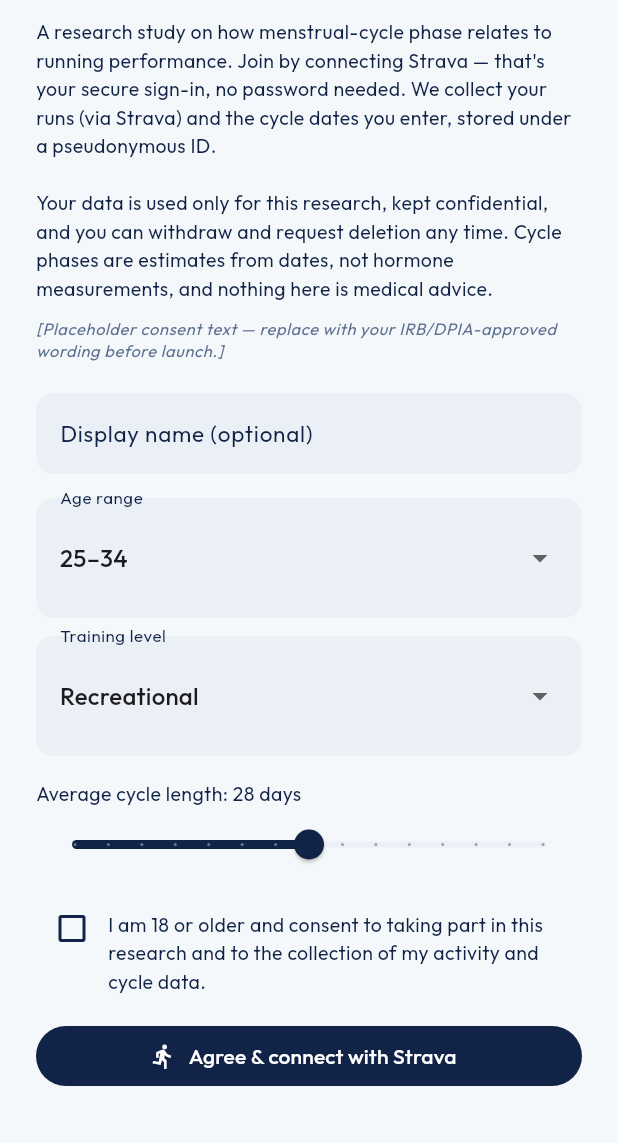
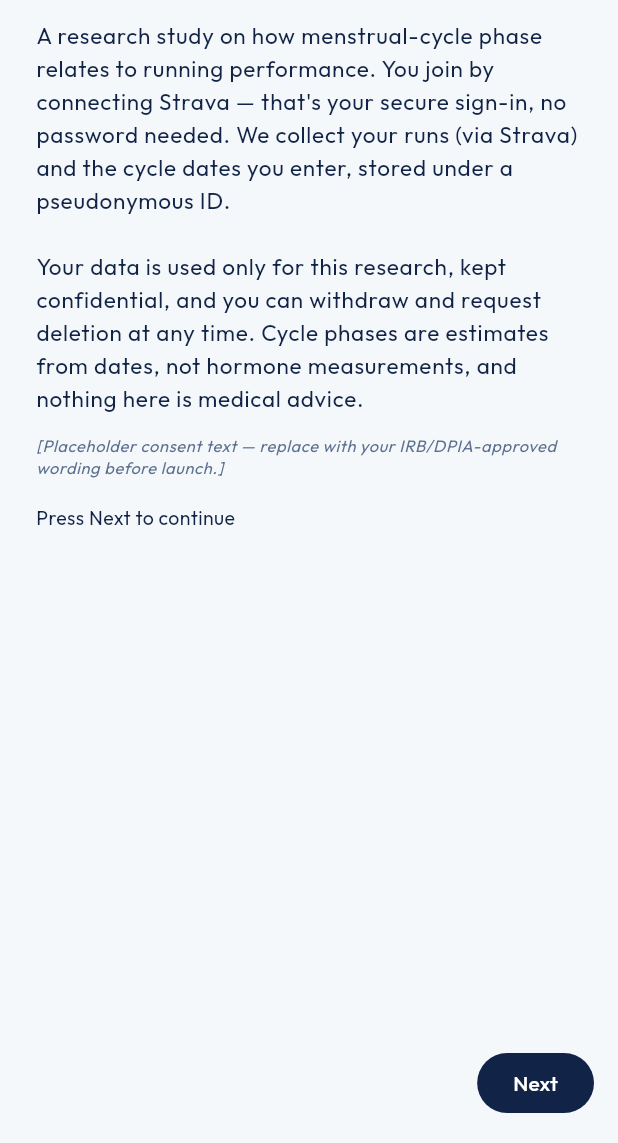
Before and after one commit to CWBC779/soma_connect, a Flutter app: the screen it shows after launch, on a phone screen of 412 x 824 dp, the part 93-1236 px from its top. Run offline on Flutter 3.47's test engine with Material 3 defaults, Android fonts, the phone set to English and light mode, and no system bars; our stand-ins replace fl_chart, google_fonts, shared_preferences, supabase_flutter; accounts and stored records are empty.

Commit message:
Multi-step start-up, 'all set' screen, and a dedicated Cycle page
- welcome_screen: restored multi-step format (intro w/ descriptions+disclaimers
  -> about you -> consent w/ 18+ tick + Connect with Strava). Removed cycle
  length from onboarding.
- 'You're all set' screen restored after first connect (personalised message),
  shown once (seen_setup_done pref).
- New cycle_screen: 'Log period start' + average-cycle-length control + a month
  calendar shading each day by run distance (activity heatmap), period-start
  days ringed. Reachable from the dashboard cycle card and the setup card.
- run_repository: track all period-start dates, dailyKm() heatmap helper,
  logPeriodStart + setCycleLength.

On branch cycle-page; CI-checked before cutover.

Co-Authored-By: Claude Fable 5 <noreply@anthropic.com>

```diff
--- a/lib/screens/setup_done_screen.dart
+++ b/lib/screens/setup_done_screen.dart
@@ -19,9 +19,13 @@ class SetupDoneScreen extends StatelessWidget {
               const SizedBox(height: 16),
               Text('You\'re all set!', style: Theme.of(context).textTheme.displayMedium),
               const SizedBox(height: 8),
-              Text('Welcome to your dashboard — let\'s explore your data.', style: Theme.of(context).textTheme.bodyLarge),
+              Text(
+                'Thanks — we\'ve personalised your dashboard from what you told us. Your runs will sync automatically from Strava.',
+                textAlign: TextAlign.center,
+                style: Theme.of(context).textTheme.bodyLarge,
+              ),
               const SizedBox(height: 20),
-              ElevatedButton(onPressed: onContinue, child: const Text('Go to dashboard')),
+              FilledButton(onPressed: onContinue, child: const Text('Go to dashboard')),
             ],
           ),
         ),
--- a/lib/screens/welcome_screen.dart
+++ b/lib/screens/welcome_screen.dart
@@ -5,9 +5,8 @@ import '../themes/app_theme.dart';
 
 const consentVersion = 'v1';
 
-/// First screen for a new participant: study info + consent + "Connect with
-/// Strava". Connecting Strava IS the sign-in — no email/password. Consent +
-/// demographics are saved locally and sent to the backend on connect.
+/// Multi-step start-up: intro → about you → consent + Connect with Strava.
+/// Connecting Strava IS the sign-in. Cycle is set later on the Cycle page.
 class WelcomeScreen extends StatefulWidget {
   const WelcomeScreen({super.key});
 
@@ -16,21 +15,28 @@ class WelcomeScreen extends StatefulWidget {
 }
 
 class _WelcomeScreenState extends State<WelcomeScreen> {
+  final _pageController = PageController();
   final _nameController = TextEditingController();
+  int _page = 0;
   bool _consent = false;
   bool _busy = false;
   String _ageRange = '25–34';
   String _trainingLevel = 'Recreational';
-  int _cycleLength = 28;
 
   static const _ageRanges = ['Under 18', '18–24', '25–34', '35–44', '45+'];
   static const _levels = ['Beginner', 'Recreational', 'Competitive', 'Elite'];
 
   @override
   void dispose() {
+    _pageController.dispose();
     _nameController.dispose();
     super.dispose();
   }
+
+  void _next() => _pageController.nextPage(
+      duration: const Duration(milliseconds: 350), curve: Curves.easeOut);
+  void _back() => _pageController.previousPage(
+      duration: const Duration(milliseconds: 300), curve: Curves.easeOut);
 
   Future<void> _connect() async {
     if (!_consent) {
@@ -50,9 +56,8 @@ class _WelcomeScreenState extends State<WelcomeScreen> {
     await prefs.setBool('pending_consent', true);
     await prefs.setString('pending_age_range', _ageRange);
     await prefs.setString('pending_training_level', _trainingLevel);
-    await prefs.setInt('pending_cycle_length', _cycleLength);
     await prefs.setString('profile_name', _nameController.text.trim());
-    // Full-page redirect to Strava; we return here with ?code and sign in.
+    await prefs.setBool('seen_setup_done', false);
     await StravaService.instance.beginAuthorization();
   }
 
@@ -61,7 +66,40 @@ class _WelcomeScreenState extends State<WelcomeScreen> {
     return Scaffold(
       backgroundColor: FemoraTheme.background,
       body: SafeArea(
-        child: ListView(
+        child: Column(
+          children: [
+            Expanded(
+              child: PageView(
+                controller: _pageController,
+                onPageChanged: (i) => setState(() => _page = i),
+                children: [
+                  _intro(context),
+                  _aboutYou(context),
+                  _consentPage(context),
+                ],
+              ),
+            ),
+            Padding(
+              padding: const EdgeInsets.all(16),
+              child: Row(
+                children: [
+                  if (_page > 0)
+                    TextButton(onPressed: _back, child: const Text('Back')),
+                  const Spacer(),
+                  if (_page < 2)
+                    FilledButton(
+                        onPressed: _next, child: const Text('Next')),
+                ],
+              ),
+            ),
+          ],
+        ),
+      ),
+    );
+  }
+
+  Widget _intro(BuildContext context) {
+    return ListView(
       padding: const EdgeInsets.all(24),
       children: [
         const SizedBox(height: 8),
@@ -69,11 +107,11 @@ class _WelcomeScreenState extends State<WelcomeScreen> {
             style: Theme.of(context).textTheme.displayMedium),
         const SizedBox(height: 12),
         Text(
-              'A research study on how menstrual-cycle phase relates to running performance. Join by connecting Strava — that\'s your secure sign-in, no password needed. We collect your runs (via Strava) and the cycle dates you enter, stored under a pseudonymous ID.\n\n'
-              'Your data is used only for this research, kept confidential, and you can withdraw and request deletion any time. Cycle phases are estimates from dates, not hormone measurements, and nothing here is medical advice.',
-              style: Theme.of(context).textTheme.bodyMedium,
+          'A research study on how menstrual-cycle phase relates to running performance. You join by connecting Strava — that\'s your secure sign-in, no password needed. We collect your runs (via Strava) and the cycle dates you enter, stored under a pseudonymous ID.\n\n'
+          'Your data is used only for this research, kept confidential, and you can withdraw and request deletion at any time. Cycle phases are estimates from dates, not hormone measurements, and nothing here is medical advice.',
+          style: Theme.of(context).textTheme.bodyLarge,
         ),
-            const SizedBox(height: 10),
+        const SizedBox(height: 14),
         Text(
           '[Placeholder consent text — replace with your IRB/DPIA-approved wording before launch.]',
           style: Theme.of(context)
@@ -81,6 +119,22 @@ class _WelcomeScreenState extends State<WelcomeScreen> {
               .bodySmall
               ?.copyWith(fontStyle: FontStyle.italic),
         ),
+        const SizedBox(height: 16),
+        Text('Press Next to continue',
+            style: Theme.of(context).textTheme.bodyMedium),
+      ],
+    );
+  }
+
+  Widget _aboutYou(BuildContext context) {
+    return ListView(
+      padding: const EdgeInsets.all(24),
+      children: [
+        const SizedBox(height: 8),
+        Text('About you', style: Theme.of(context).textTheme.displaySmall),
+        const SizedBox(height: 6),
+        Text('This helps us personalise your dashboard.',
+            style: Theme.of(context).textTheme.bodySmall),
         const SizedBox(height: 20),
         TextField(
           controller: _nameController,
@@ -100,18 +154,22 @@ class _WelcomeScreenState extends State<WelcomeScreen> {
         const SizedBox(height: 12),
         _dropdown('Training level', _trainingLevel, _levels,
             (v) => setState(() => _trainingLevel = v)),
+      ],
+    );
+  }
+
+  Widget _consentPage(BuildContext context) {
+    return ListView(
+      padding: const EdgeInsets.all(24),
+      children: [
+        const SizedBox(height: 8),
+        Text('Consent', style: Theme.of(context).textTheme.displayMedium),
+        const SizedBox(height: 12),
+        Text(
+          'By joining you agree to take part in this research and to the collection of your activity and cycle data, as described. You can withdraw any time.',
+          style: Theme.of(context).textTheme.bodyMedium,
+        ),
         const SizedBox(height: 16),
-            Text('Average cycle length: $_cycleLength days',
-                style: Theme.of(context).textTheme.bodyMedium),
-            Slider(
-              value: _cycleLength.toDouble(),
-              min: 21,
-              max: 35,
-              divisions: 14,
-              label: '$_cycleLength',
-              onChanged: (v) => setState(() => _cycleLength = v.round()),
-            ),
-            const SizedBox(height: 8),
         Row(
           crossAxisAlignment: CrossAxisAlignment.start,
           children: [
@@ -130,7 +188,7 @@ class _WelcomeScreenState extends State<WelcomeScreen> {
             ),
           ],
         ),
-            const SizedBox(height: 16),
+        const SizedBox(height: 20),
         SizedBox(
           width: double.infinity,
           child: FilledButton.icon(
@@ -145,10 +203,7 @@ class _WelcomeScreenState extends State<WelcomeScreen> {
             label: const Text('Agree & connect with Strava'),
           ),
         ),
-            const SizedBox(height: 20),
       ],
-        ),
-      ),
     );
   }
 
```
Also changed, not shown: lib/main.dart (+13 -0 lines), lib/screens/cycle_screen.dart (added, +287 -0 lines), lib/screens/dashboard_screen.dart (+18 -3 lines), lib/services/run_repository.dart (+57 -3 lines), lib/widgets/cycle_setup_card.dart (+7 -79 lines). Lines whose indentation alone changed are shown as unchanged.
